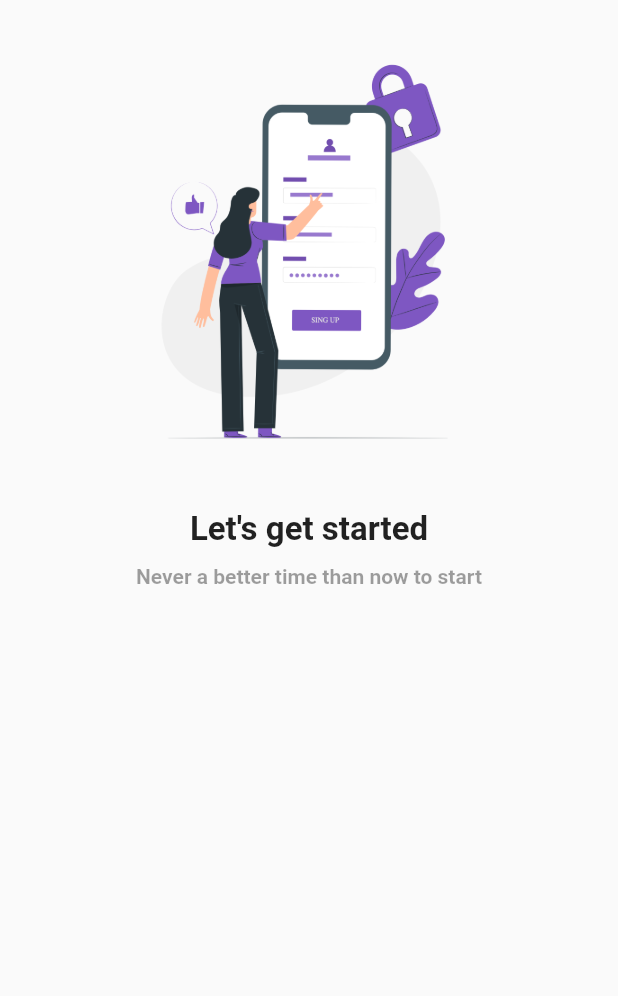
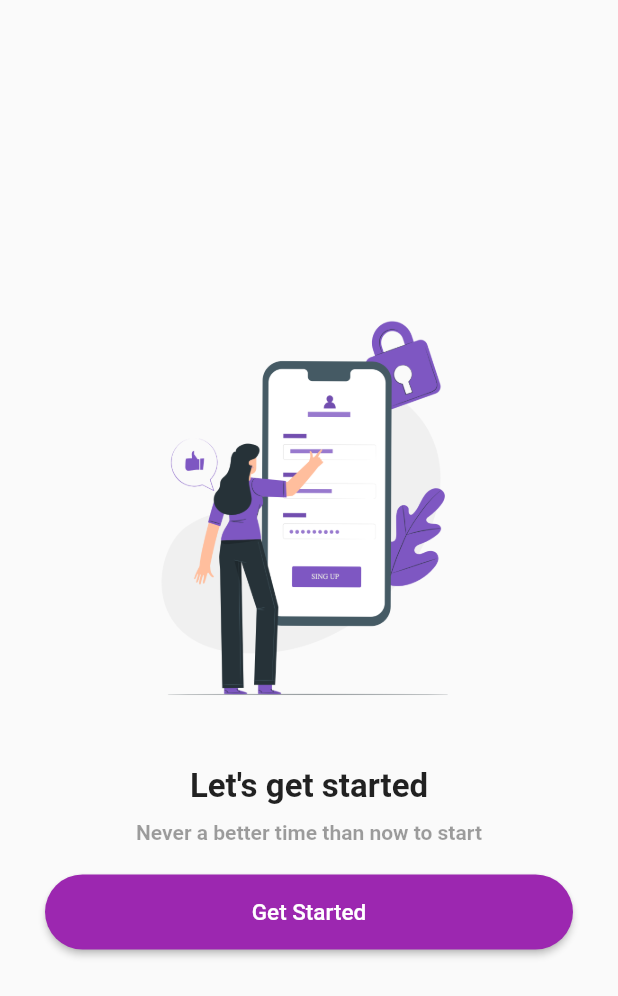
Before and after one commit to Chamidilshan/Phone_Auth_App, a Flutter app: the screen it shows after launch, on a phone screen of 412 x 824 dp. Shown: the top 996 px of the screen. Run offline on Flutter 3.47's test engine with Material 2 defaults, Android fonts, the phone set to English and light mode, and no system bars.

Commit message:
second commit

```diff
--- a/lib/screens/welcomescreen.dart
+++ b/lib/screens/welcomescreen.dart
@@ -1,4 +1,5 @@
 import 'package:flutter/material.dart';
+import 'package:phone_auth_app/widgets/custom_button.dart';
 
 class WelcomeScreen extends StatelessWidget {
   const WelcomeScreen({Key? key}) : super(key: key);
@@ -11,6 +12,8 @@ class WelcomeScreen extends StatelessWidget {
           child: Padding(
             padding: EdgeInsets.symmetric(vertical: 20.0, horizontal: 30.0),
             child: Column(
+              crossAxisAlignment: CrossAxisAlignment.center,
+              mainAxisAlignment: MainAxisAlignment.center,
               children: [
                 Image.asset(
                   'assets/image1.png',
@@ -40,7 +43,15 @@ class WelcomeScreen extends StatelessWidget {
                 SizedBox(
                   height: 20.0,
                 ),
+                SizedBox(
+                  width: double.infinity,
+                  height: 50.0,
+                  child: CustomButton(
+                    onPressed: () {},
+                    text: 'Get Started',
 
+                  ),
+                )
               ],
             ),
           ),
--- a/lib/widgets/custom_button.dart
+++ b/lib/widgets/custom_button.dart
@@ -1,9 +1,29 @@
 import 'package:flutter/material.dart';
 
-class MyWidget extends StatelessWidget {
+class CustomButton extends StatelessWidget {
+  final String text;
+  final VoidCallback onPressed;
+
+  const CustomButton({super.key, required this.text, required this.onPressed});
 
   @override
   Widget build(BuildContext context) {
-    return Container();
+    return ElevatedButton(
+        onPressed: onPressed,
+      style: ButtonStyle(
+        foregroundColor: MaterialStateProperty.all<Color>(Colors.white),
+        backgroundColor: MaterialStateProperty.all<Color>(Colors.purple),
+        shape: MaterialStateProperty.all<RoundedRectangleBorder>(RoundedRectangleBorder(
+          borderRadius: BorderRadius.circular(25.0),
+        ),
+        ),
+      ),
+      child: Text(
+        text,
+        style: TextStyle(
+          fontSize: 15.0
+        ),
+      ),
+    );
   }
 }
```
